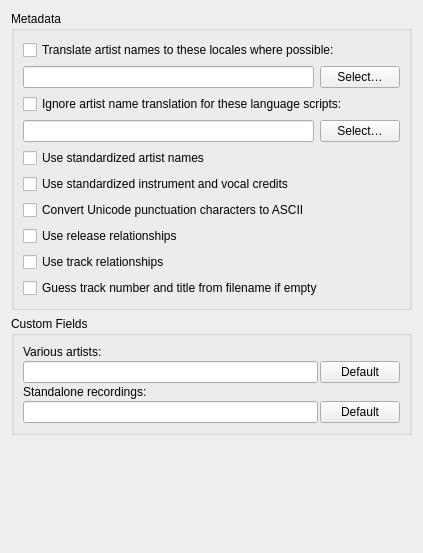
Above: ui/options_metadata.ui from metabrainz/picard before the change. Below: the same form after it.
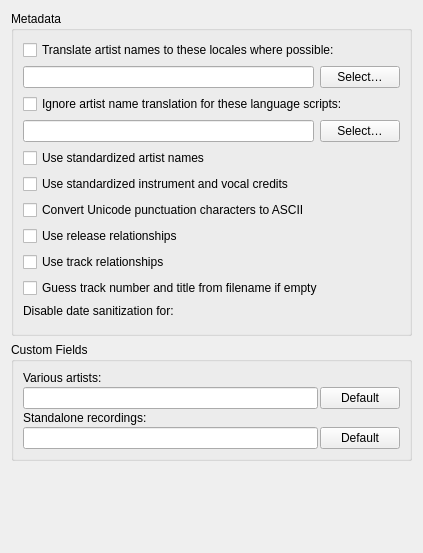
That is the form after the change.

Commit message: PICARD-2729: Allow disabling date sanitazation for APE and Vorbis tags

Patch:
```diff
--- a/ui/options_metadata.ui
+++ b/ui/options_metadata.ui
@@ -130,6 +130,17 @@
         </property>
        </widget>
       </item>
+      <item>
+       <widget class="QLabel" name="selected_formats_label">
+        <property name="text">
+         <string>Disable date sanitization for:</string>
+        </property>
+       </widget>
+      </item>
+      <item>
+       <widget class="QWidget" name="selected_formats">
+       </widget>
+      </item>
      </layout>
     </widget>
    </item>
```
Left out of the diff: 1 changed line with no effect on the pictures. The commit also changes 9 other files.
